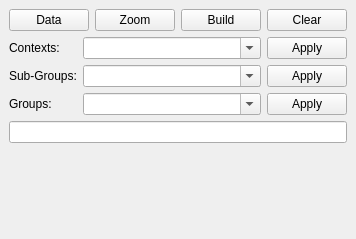
Above: filter/filter_dock_base.ui from lparchaeology/ArkPlan before the change. Below: the same form after it.
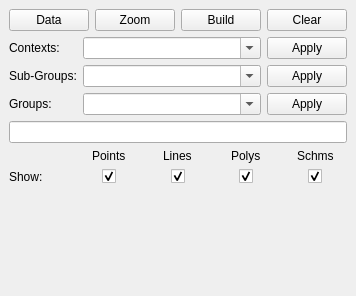
That is the form after the change. Custom widgets are drawn as their Qt base class.

Commit message: Move layer switches from Plan Dock to Filter Dock

```diff
--- a/filter/filter_dock_base.ui
+++ b/filter/filter_dock_base.ui
@@ -6,8 +6,8 @@
    <rect>
     <x>0</x>
     <y>0</y>
-    <width>321</width>
-    <height>239</height>
+    <width>328</width>
+    <height>296</height>
    </rect>
   </property>
   <property name="windowTitle">
@@ -148,6 +148,97 @@
       </property>
      </widget>
     </item>
+    <item>
+     <layout class="QGridLayout" name="gridLayout_3">
+      <item row="0" column="4" alignment="Qt::AlignHCenter">
+       <widget class="QLabel" name="showSchematicsLabel">
+        <property name="text">
+         <string>Schms</string>
+        </property>
+       </widget>
+      </item>
+      <item row="1" column="2" alignment="Qt::AlignHCenter">
+       <widget class="QCheckBox" name="showLinesCheck">
+        <property name="toolTip">
+         <string>Show existing lines</string>
+        </property>
+        <property name="text">
+         <string/>
+        </property>
+        <property name="checked">
+         <bool>true</bool>
+        </property>
+       </widget>
+      </item>
+      <item row="0" column="1" alignment="Qt::AlignHCenter">
+       <widget class="QLabel" name="showPointsLabel">
+        <property name="text">
+         <string>Points</string>
+        </property>
+       </widget>
+      </item>
+      <item row="1" column="4" alignment="Qt::AlignHCenter">
+       <widget class="QCheckBox" name="showSchematicsCheck">
+        <property name="toolTip">
+         <string>Show existing schematics</string>
+        </property>
+        <property name="text">
+         <string/>
+        </property>
+        <property name="checked">
+         <bool>true</bool>
+        </property>
+       </widget>
+      </item>
+      <item row="0" column="3" alignment="Qt::AlignHCenter">
+       <widget class="QLabel" name="showPolygonsLabel">
+        <property name="text">
+         <string>Polys</string>
+        </property>
+       </widget>
+      </item>
+      <item row="1" column="0">
+       <widget class="QLabel" name="showLabel">
+        <property name="text">
+         <string>Show:</string>
+        </property>
+       </widget>
+      </item>
+      <item row="0" column="2" alignment="Qt::AlignHCenter">
+       <widget class="QLabel" name="showLinesLabel">
+        <property name="text">
+         <string>Lines</string>
+        </property>
+       </widget>
+      </item>
+      <item row="1" column="1" alignment="Qt::AlignHCenter">
+       <widget class="QCheckBox" name="showPointsCheck">
+        <property name="toolTip">
+         <string>Show existing levels</string>
+        </property>
+        <property name="text">
+         <string/>
+        </property>
+        <property name="checked">
+         <bool>true</bool>
+        </property>
+       </widget>
+      </item>
+      <item row="1" column="3" alignment="Qt::AlignHCenter">
+       <widget class="QCheckBox" name="showPolygonsCheck">
+        <property name="toolTip">
+         <string>Show existing polygons</string>
+        </property>
+        <property name="text">
+         <string/>
+        </property>
+        <property name="checked">
+         <bool>true</bool>
+        </property>
+       </widget>
+      </item>
+     </layout>
+    </item>
     <item>
      <spacer name="verticalSpacer">
       <property name="orientation">
```
Left out of the diff: 5 changed lines with no effect on the pictures. The commit also changes 7 other files.
